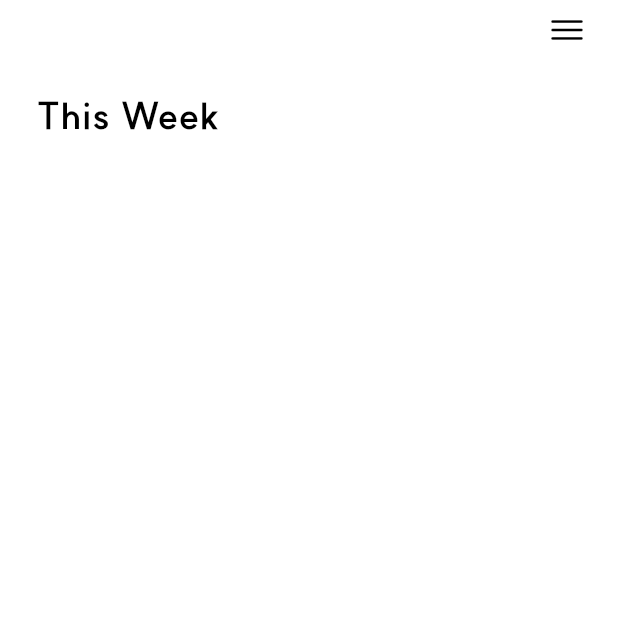
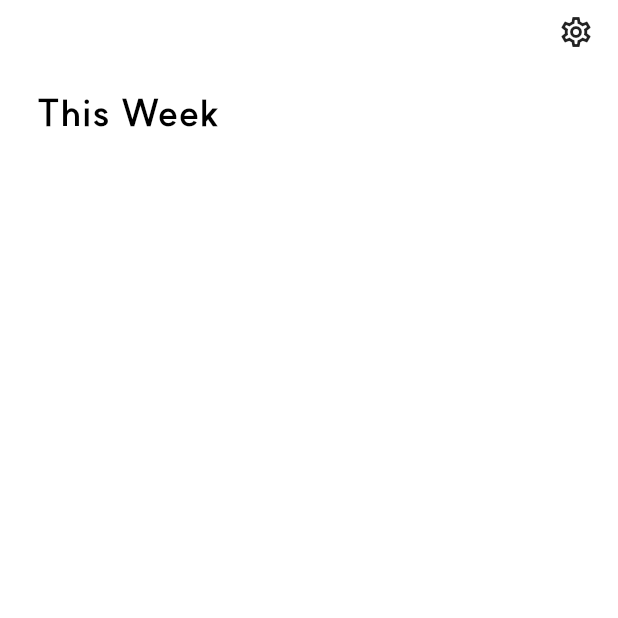
Before and after one commit to zimkjh/BetterThanYesterday, a Flutter app: the InitialPage screen opened by its route, on a phone screen of 412 x 824 dp, the top half of it. Run offline on Flutter 3.47's test engine with Material 3 defaults, Android fonts, the phone set to English and light mode, and no system bars; our stand-ins replace get, get_storage; accounts and stored records are empty; project files that could hold a hidden picture were left out.

Commit message:
Update settings button

```diff
--- a/lib/app/modules/initial/page.dart
+++ b/lib/app/modules/initial/page.dart
@@ -21,14 +21,16 @@ class InitialPage extends StatelessWidget {
               crossAxisAlignment: CrossAxisAlignment.start,
               children: [
                 SizedBox(height: MediaQuery.of(context).padding.top),
-                SizedBox(
+                Container(
                   width: Get.width,
+                  height: 38,
+                  alignment: Alignment.centerRight,
+                  padding: EdgeInsets.only(right: 20),
                   child: Container(
                     alignment: Alignment.centerRight,
-                    margin: EdgeInsets.symmetric(horizontal: 22, vertical: 8),
-                    height: 24,
-                    width: 24,
-                    child: Image.asset('assets/images/menu.png'),
+                    height: 20,
+                    width: 20,
+                    child: Icon(Icons.settings_outlined),
                   ),
                 ),
                 Container(
```
